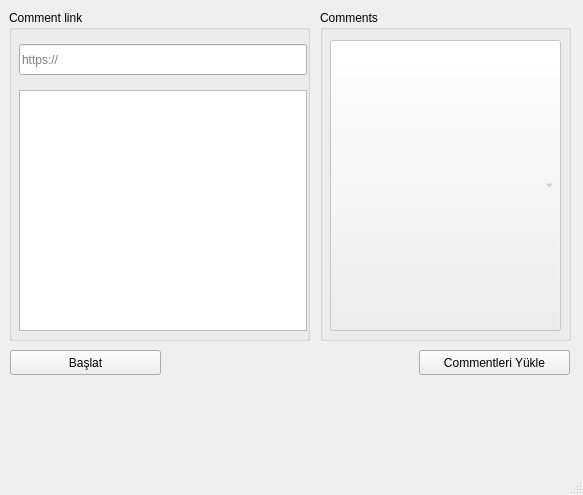
Qt form ui/main.ui (ramo828/instagram-comment-liker) before a commit.
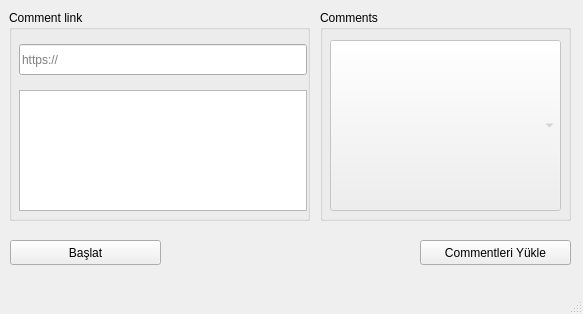
The same form after that commit.

```diff
--- a/ui/main.ui
+++ b/ui/main.ui
@@ -7,7 +7,7 @@
     <x>0</x>
     <y>0</y>
     <width>583</width>
-    <height>495</height>
+    <height>314</height>
    </rect>
   </property>
   <property name="windowTitle">
@@ -20,7 +20,7 @@
       <x>320</x>
       <y>10</y>
       <width>251</width>
-      <height>331</height>
+      <height>211</height>
      </rect>
     </property>
     <property name="title">
@@ -35,7 +35,7 @@
        <x>10</x>
        <y>30</y>
        <width>231</width>
-       <height>291</height>
+       <height>171</height>
       </rect>
      </property>
      <property name="editable">
@@ -55,8 +55,8 @@
    <widget class="QPushButton" name="getComments">
     <property name="geometry">
      <rect>
-      <x>419</x>
-      <y>350</y>
+      <x>420</x>
+      <y>240</y>
       <width>151</width>
       <height>25</height>
      </rect>
@@ -71,7 +71,7 @@
       <x>9</x>
       <y>10</y>
       <width>301</width>
-      <height>331</height>
+      <height>211</height>
      </rect>
     </property>
     <property name="title">
@@ -96,7 +96,7 @@
        <x>10</x>
        <y>80</y>
        <width>288</width>
-       <height>241</height>
+       <height>121</height>
       </rect>
      </property>
     </widget>
@@ -105,7 +105,7 @@
     <property name="geometry">
      <rect>
       <x>10</x>
-      <y>350</y>
+      <y>240</y>
       <width>151</width>
       <height>25</height>
      </rect>
```
Left out of the diff: 2 changed lines with no effect on the pictures.
